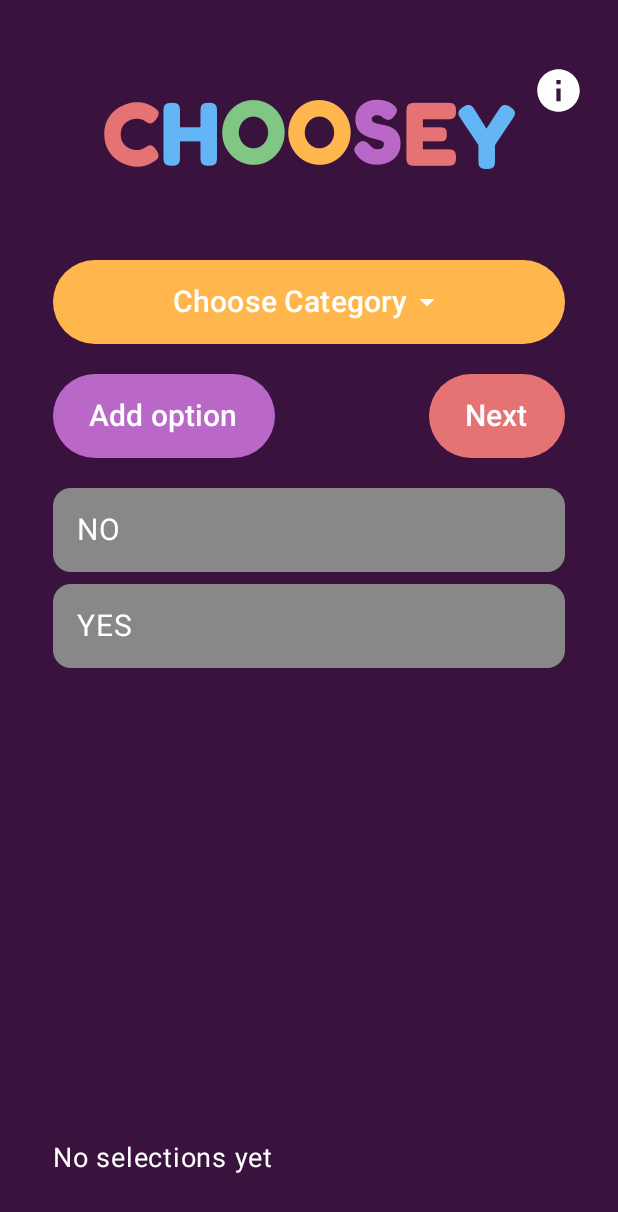
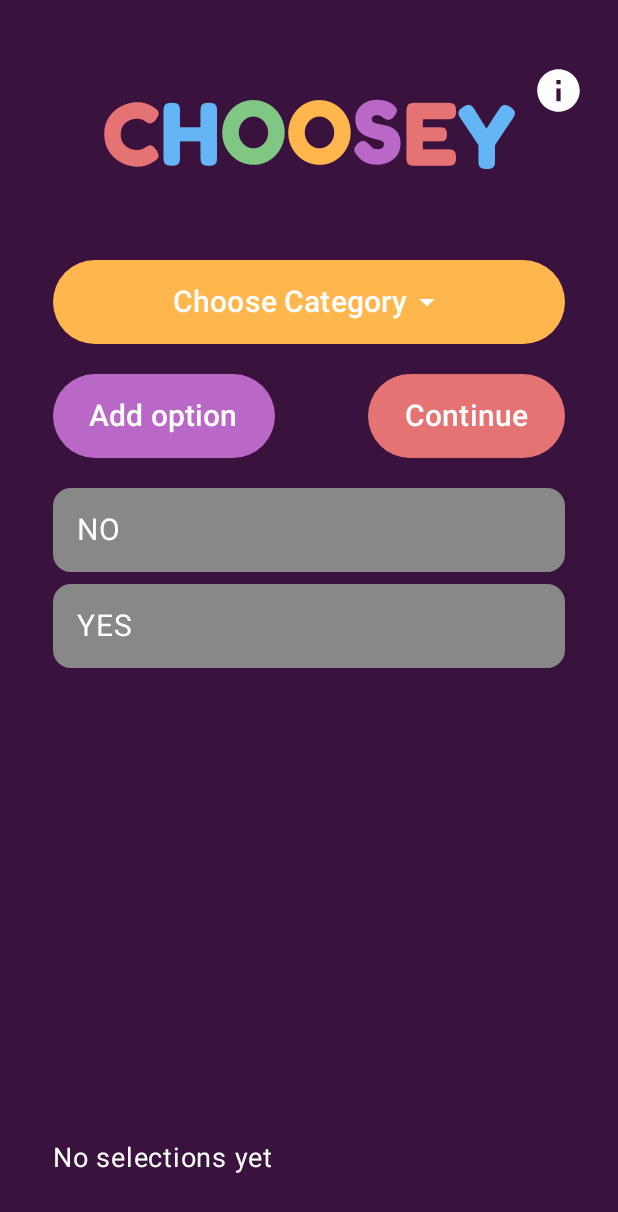
Before and after one commit to Holfve1/Choosey, an Android app built with Jetpack Compose: the SelectionScreen screen opened through its navigation route, on a phone screen of 412 x 824 dp. Shown: the top 1212 px of the screen. Run offline under Robolectric (Android 15) with nearby library versions, the phone set to English and light mode, and no system bars; our stand-ins replace Room's generated code.

Commit message:
changing Next to Continue

```diff
--- a/app/src/main/java/com/example/choosey/SelectionScreen.kt
+++ b/app/src/main/java/com/example/choosey/SelectionScreen.kt
@@ -13,6 +13,7 @@ import androidx.compose.material3.SearchBarDefaults.colors
 import androidx.compose.ui.Alignment
 import androidx.compose.ui.Modifier
 import androidx.compose.ui.graphics.Color
+import androidx.compose.ui.text.style.TextAlign
 import androidx.compose.ui.unit.dp
 import androidx.compose.ui.unit.sp
 import androidx.navigation.NavController
@@ -126,8 +127,9 @@ fun SelectionScreen(
                 colors = ButtonDefaults.buttonColors(containerColor = Color(0xFFE57373))
             ) {
                 Text(
-                    text = "Next",
-                    fontSize = 20.sp
+                    text = "Continue",
+                    fontSize = 20.sp,
+                    textAlign = TextAlign.Center
                 )
             }
         }
```
